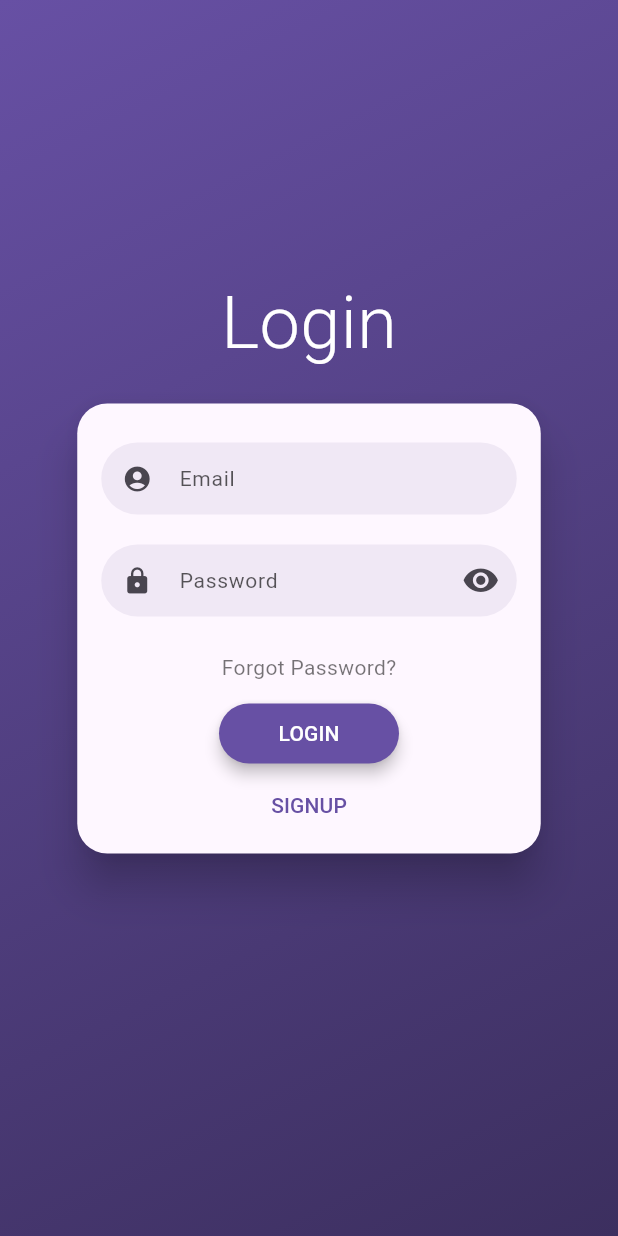
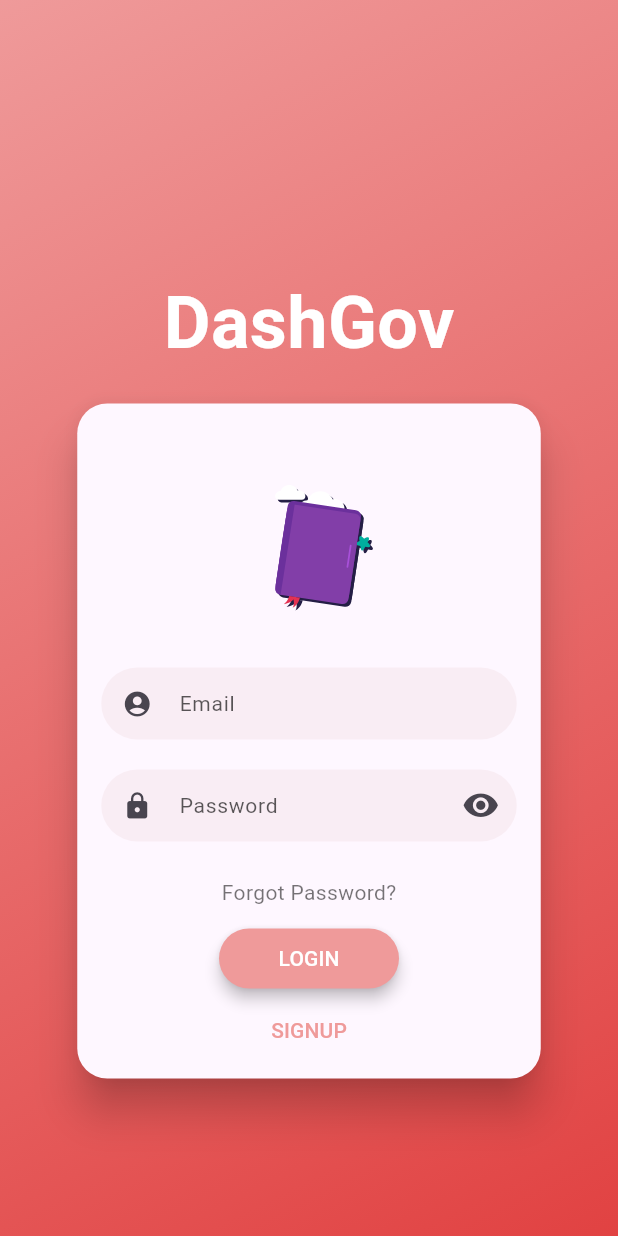
Before and after one commit to clemenex/gdsc-dashboard, a Flutter app: the LoginPage screen opened by its route, on a phone screen of 412 x 824 dp. Run offline on Flutter 3.47's test engine with Material 3 defaults, Android fonts, the phone set to English and light mode, and no system bars; drawn by our look-alikes of flutter_login; our stand-ins replace firebase_auth, firebase_core, fl_chart, google_sign_in, lottie; accounts and stored records are empty.

Commit message:
feat: improve login page layout

```diff
--- a/frontend/lib/pages/login_page.dart
+++ b/frontend/lib/pages/login_page.dart
@@ -1,7 +1,8 @@
 import 'package:flutter/material.dart';
 import 'package:flutter_login/flutter_login.dart';
 import 'package:google_sign_in/google_sign_in.dart';
-import 'package:firebase_auth/firebase_auth.dart'; // Add FirebaseAuth import
+import 'package:firebase_auth/firebase_auth.dart';
+import 'package:lottie/lottie.dart';
 
 class LoginPage extends StatelessWidget {
   final GoogleSignIn _googleSignIn = GoogleSignIn();
@@ -24,7 +25,6 @@ class LoginPage extends StatelessWidget {
     }
     return ''; // Ensure the method returns a String, even if no user is found.
   }
-
 
   Future<void> _loginWithGoogle(BuildContext context) async {
     try {
@@ -61,7 +61,15 @@ class LoginPage extends StatelessWidget {
   @override
   Widget build(BuildContext context) {
     return FlutterLogin(
-      title: 'Login',
+      title: 'DashGov',
+      logo: null,
+      theme: LoginTheme(
+        primaryColor: Colors.red.shade200,
+        titleStyle: TextStyle(
+            fontSize: 48, fontWeight: FontWeight.bold, color: Colors.white),
+        //pageColorLight: Colors.white,
+        //pageColorDark: Colors.blueAccent,
+      ),
       onLogin: _loginWithEmailAndPassword,
       onRecoverPassword: _recoverPassword,
       onSignup: (SignupData data) async {
@@ -71,6 +79,8 @@ class LoginPage extends StatelessWidget {
       onSubmitAnimationCompleted: () {
         Navigator.pushReplacementNamed(context, '/home');
       },
+      headerWidget: Center(
+          child: Lottie.asset('assets/book.json', width: 150, height: 150)),
     );
   }
 }
```
Lines whose indentation alone changed are shown as unchanged.
